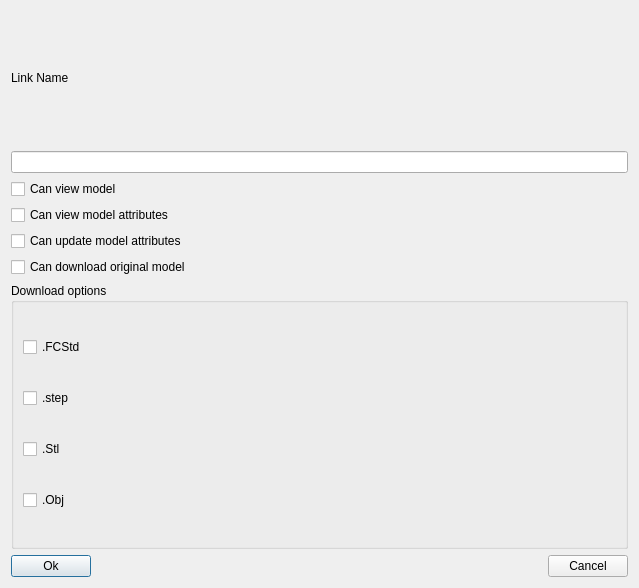
Before: the Qt Designer form SharingLinkEditDialog.ui in Ondsel-Development/Ondsel-Lens-Addon, drawn with Qt 5.
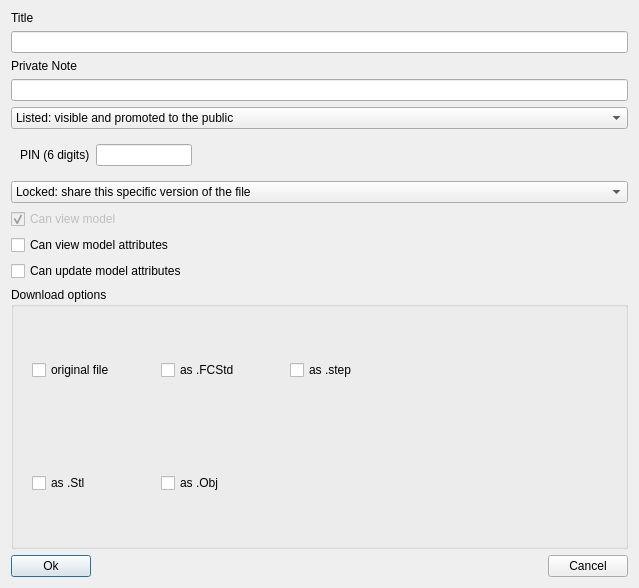
After: the same form once the commit is applied.

Commit message: Updated create/edit sharelink dialog

Patch:
```diff
--- a/SharingLinkEditDialog.ui
+++ b/SharingLinkEditDialog.ui
@@ -16,10 +16,20 @@
   <layout class="QVBoxLayout">
    <item>
     <layout class="QVBoxLayout" name="verticalLayout_2">
+     <item>
+      <widget class="QLabel" name="titleLabel">
+       <property name="text">
+        <string>Title</string>
+       </property>
+      </widget>
+     </item>
+     <item>
+      <widget class="QLineEdit" name="linkTitle"/>
+     </item>
      <item>
       <widget class="QLabel" name="label">
        <property name="text">
-        <string>Link Name</string>
+        <string>Private Note</string>
        </property>
       </widget>
      </item>
@@ -30,11 +40,125 @@
        </property>
       </widget>
      </item>
+     <item>
+      <widget class="QComboBox" name="protectionComboBox">
+       <property name="sizePolicy">
+        <sizepolicy hsizetype="Preferred" vsizetype="Preferred">
+         <horstretch>0</horstretch>
+         <verstretch>0</verstretch>
+        </sizepolicy>
+       </property>
+       <item>
+        <property name="text">
+         <string>Listed: visible and promoted to the public</string>
+        </property>
+       </item>
+       <item>
+        <property name="text">
+         <string>Unlisted: visible to public but you need to know the URL</string>
+        </property>
+       </item>
+       <item>
+        <property name="text">
+         <string>Pin: only visible when the PIN is entered</string>
+        </property>
+       </item>
+      </widget>
+     </item>
+     <item>
+      <widget class="QFrame" name="pinFrame">
+       <property name="enabled">
+        <bool>true</bool>
+       </property>
+       <property name="minimumSize">
+        <size>
+         <width>0</width>
+         <height>20</height>
+        </size>
+       </property>
+       <property name="frameShape">
+        <enum>QFrame::NoFrame</enum>
+       </property>
+       <property name="frameShadow">
+        <enum>QFrame::Plain</enum>
+       </property>
+       <layout class="QHBoxLayout" name="horizontalLayout_3">
+        <item>
+         <widget class="QLabel" name="pinLabel">
+          <property name="enabled">
+           <bool>true</bool>
+          </property>
+          <property name="text">
+           <string>PIN (6 digits)</string>
+          </property>
+         </widget>
+        </item>
+        <item>
+         <widget class="QLineEdit" name="pinLineEdit">
+          <property name="enabled">
+           <bool>true</bool>
+          </property>
+          <property name="maximumSize">
+           <size>
+            <width>96</width>
+            <height>16777215</height>
+           </size>
+          </property>
+          <property name="maxLength">
+           <number>6</number>
+          </property>
+         </widget>
+        </item>
+        <item>
+         <spacer name="horizontalSpacer_4">
+          <property name="orientation">
+           <enum>Qt::Horizontal</enum>
+          </property>
+          <property name="sizeHint" stdset="0">
+           <size>
+            <width>40</width>
+            <height>20</height>
+           </size>
+          </property>
+         </spacer>
+        </item>
+       </layout>
+      </widget>
+     </item>
+     <item>
+      <widget class="QComboBox" name="versionFollowingComboBox">
+       <property name="sizePolicy">
+        <sizepolicy hsizetype="Preferred" vsizetype="Preferred">
+         <horstretch>0</horstretch>
+         <verstretch>0</verstretch>
+        </sizepolicy>
+       </property>
+       <item>
+        <property name="text">
+         <string>Locked: share this specific version of the file</string>
+        </property>
+       </item>
+       <item>
+        <property name="text">
+         <string>Active: always show the file version that is active</string>
+        </property>
+       </item>
+      </widget>
+     </item>
      <item>
       <widget class="QCheckBox" name="canViewModelCheckBox">
+       <property name="enabled">
+        <bool>false</bool>
+       </property>
        <property name="text">
         <string>Can view model</string>
        </property>
+       <property name="checkable">
+        <bool>true</bool>
+       </property>
+       <property name="checked">
+        <bool>true</bool>
+       </property>
       </widget>
      </item>
      <item>
@@ -51,13 +175,6 @@
        </property>
       </widget>
      </item>
-     <item>
-      <widget class="QCheckBox" name="canDownloadOriginalCheckBox">
-       <property name="text">
-        <string>Can download original model</string>
-       </property>
-      </widget>
-     </item>
     </layout>
    </item>
    <item>
@@ -69,31 +186,178 @@
        </property>
        <layout class="QVBoxLayout" name="verticalLayout">
         <item>
-         <widget class="QCheckBox" name="canExportFCStdCheckBox">
-          <property name="text">
-           <string>.FCStd</string>
+         <widget class="QFrame" name="upperDownloadOptionFrame">
+          <property name="sizePolicy">
+           <sizepolicy hsizetype="Preferred" vsizetype="Minimum">
+            <horstretch>0</horstretch>
+            <verstretch>0</verstretch>
+           </sizepolicy>
           </property>
-         </widget>
-        </item>
-        <item>
-         <widget class="QCheckBox" name="canExportSTEPCheckBox">
-          <property name="text">
-           <string>.step</string>
+          <property name="frameShape">
+           <enum>QFrame::NoFrame</enum>
           </property>
-         </widget>
-        </item>
-        <item>
-         <widget class="QCheckBox" name="canExportSTLCheckBox">
-          <property name="text">
-           <string>.Stl</string>
+          <property name="frameShadow">
+           <enum>QFrame::Plain</enum>
           </property>
+          <layout class="QHBoxLayout" name="horizontalLayout">
+           <property name="spacing">
+            <number>1</number>
+           </property>
+           <property name="topMargin">
+            <number>1</number>
+           </property>
+           <property name="bottomMargin">
+            <number>1</number>
+           </property>
+           <item>
+            <widget class="QCheckBox" name="canDownloadOriginalCheckBox">
+             <property name="minimumSize">
+              <size>
+               <width>128</width>
+               <height>0</height>
+              </size>
+             </property>
+             <property name="maximumSize">
+              <size>
+               <width>172</width>
+               <height>16777215</height>
+              </size>
+             </property>
+             <property name="text">
+              <string>original file</string>
+             </property>
+            </widget>
+           </item>
+           <item>
+            <widget class="QCheckBox" name="canExportFCStdCheckBox">
+             <property name="minimumSize">
+              <size>
+               <width>128</width>
+               <height>0</height>
+              </size>
+             </property>
+             <property name="maximumSize">
+              <size>
+               <width>172</width>
+               <height>16777215</height>
+              </size>
+             </property>
+             <property name="text">
+              <string>as .FCStd</string>
+             </property>
+            </widget>
+           </item>
+           <item>
+            <widget class="QCheckBox" name="canExportSTEPCheckBox">
+             <property name="minimumSize">
+              <size>
+               <width>128</width>
+               <height>0</height>
+              </size>
+             </property>
+             <property name="maximumSize">
+              <size>
+               <width>172</width>
+               <height>16777215</height>
+              </size>
+             </property>
+             <property name="text">
+              <string>as .step</string>
+             </property>
+            </widget>
+           </item>
+           <item>
+            <spacer name="horizontalSpacer_2">
+             <property name="orientation">
+              <enum>Qt::Horizontal</enum>
+             </property>
+             <property name="sizeHint" stdset="0">
+              <size>
+               <width>40</width>
+               <height>20</height>
+              </size>
+             </property>
+            </spacer>
+           </item>
+          </layout>
          </widget>
         </item>
         <item>
-         <widget class="QCheckBox" name="canExportOBJCheckBox">
-          <property name="text">
-           <string>.Obj</string>
+         <widget class="QFrame" name="lowerDownloadOptionFrame">
+          <property name="sizePolicy">
+           <sizepolicy hsizetype="Preferred" vsizetype="Minimum">
+            <horstretch>0</horstretch>
+            <verstretch>0</verstretch>
+           </sizepolicy>
           </property>
+          <property name="frameShape">
+           <enum>QFrame::NoFrame</enum>
+          </property>
+          <property name="frameShadow">
+           <enum>QFrame::Plain</enum>
+          </property>
+          <layout class="QHBoxLayout" name="horizontalLayout_2">
+           <property name="spacing">
+            <number>1</number>
+           </property>
+           <property name="topMargin">
+            <number>1</number>
+           </property>
+           <property name="bottomMargin">
+            <number>1</number>
+           </property>
+           <item>
+            <widget class="QCheckBox" name="canExportSTLCheckBox">
+             <property name="minimumSize">
+              <size>
+               <width>128</width>
+               <height>0</height>
+              </size>
+             </property>
+             <property name="maximumSize">
+              <size>
+               <width>172</width>
+               <height>16777215</height>
+              </size>
+             </property>
+             <property name="text">
+              <string>as .Stl</string>
+             </property>
+            </widget>
+           </item>
+           <item>
+            <widget class="QCheckBox" name="canExportOBJCheckBox">
+             <property name="minimumSize">
+              <size>
+               <width>128</width>
+               <height>0</height>
+              </size>
+             </property>
+             <property name="maximumSize">
+              <size>
+               <width>172</width>
+               <height>16777215</height>
+              </size>
+             </property>
+             <property name="text">
+              <string>as .Obj</string>
+             </property>
+            </widget>
+           </item>
+           <item>
+            <spacer name="horizontalSpacer_3">
+             <property name="orientation">
+              <enum>Qt::Horizontal</enum>
+             </property>
+             <property name="sizeHint" stdset="0">
+              <size>
+               <width>40</width>
+               <height>20</height>
+              </size>
+             </property>
+            </spacer>
+           </item>
+          </layout>
          </widget>
         </item>
        </layout>
```
The commit also changes 1 other file.
